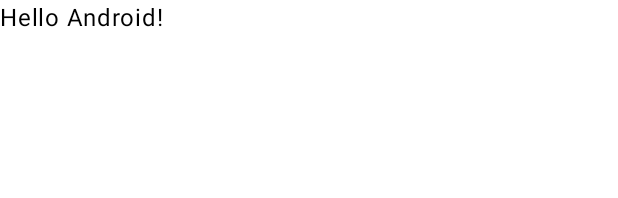
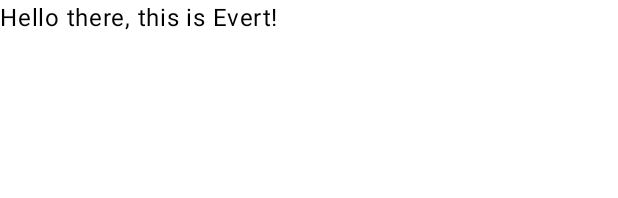
Before and after one commit to evertms/mobile-apps, an Android app built with Jetpack Compose: the @Preview function GreetingPreview, on a phone screen of 412 x 824 dp. Shown: the top 198 px of the screen. Run offline under Robolectric (Android 15) with nearby library versions, the phone set to English and light mode, and no system bars.

Commit message:
Task 2: Modificacion del mensaje de bienvenida
Modificar el mensaje en MainActivity mostrará este mensaje en el dispositivo donde corra esta aplicación, mientras que modificarlo en el preview solo es para verlo en el IDE. De todas formas modifico ambos

```diff
--- a/app/src/main/java/com/example/mobile_apps/MainActivity.kt
+++ b/app/src/main/java/com/example/mobile_apps/MainActivity.kt
@@ -21,7 +21,7 @@ class MainActivity : ComponentActivity() {
             MobileappsTheme {
                 Scaffold(modifier = Modifier.fillMaxSize()) { innerPadding ->
                     Greeting(
-                        name = "Android",
+                        name = "there, this is Evert",
                         modifier = Modifier.padding(innerPadding)
                     )
                 }
@@ -42,6 +42,6 @@ fun Greeting(name: String, modifier: Modifier = Modifier) {
 @Composable
 fun GreetingPreview() {
     MobileappsTheme {
-        Greeting("Android")
+        Greeting("there, this is Evert")
     }
 }
```
